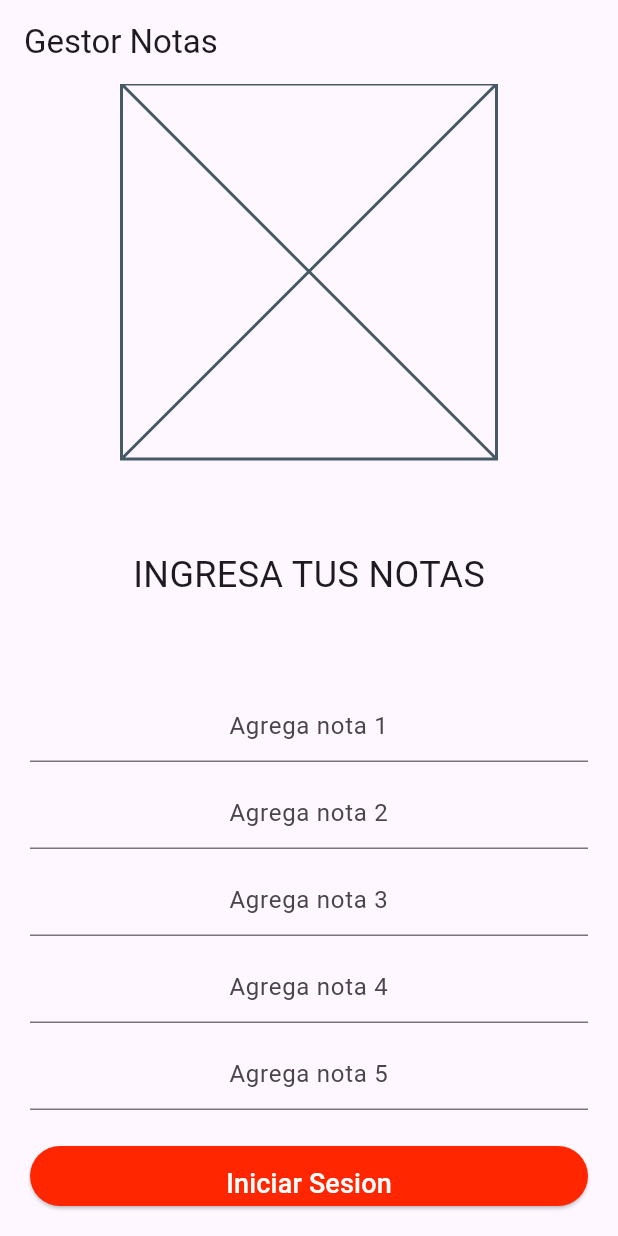
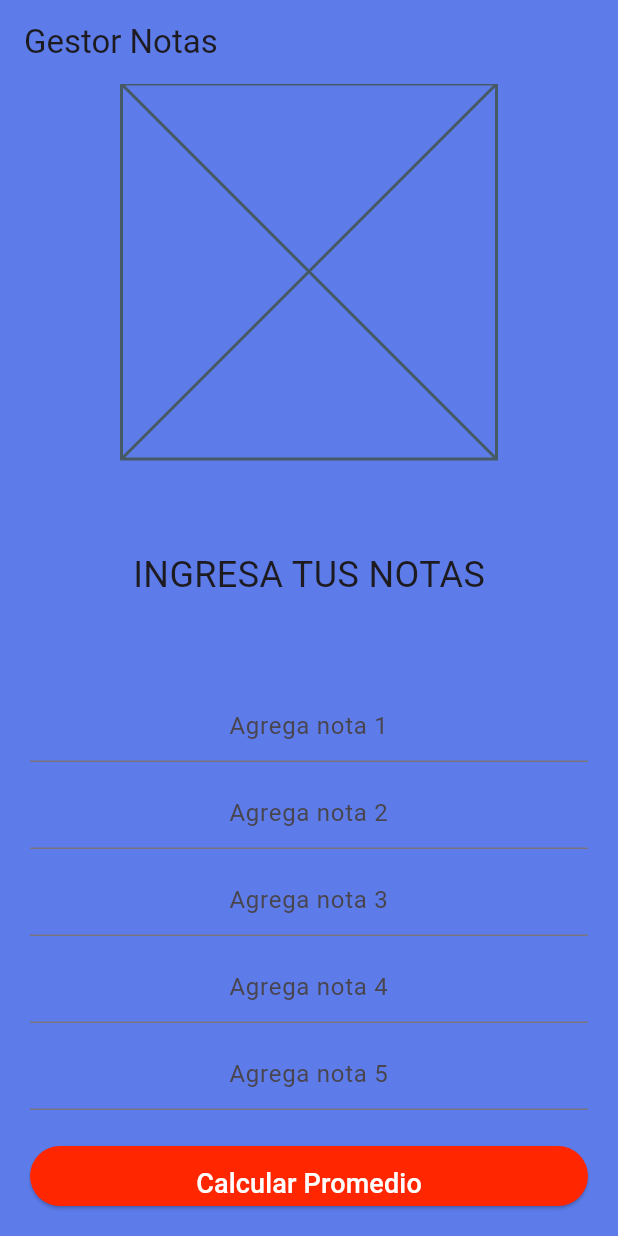
Before and after one commit to Esteban1426/Repo_Flutter, a Flutter app: the GestorNotas screen opened directly, on a phone screen of 412 x 824 dp. Run offline on Flutter 3.47's test engine with Material 3 defaults, Android fonts, the phone set to English and light mode, and no system bars; our stand-ins replace animate_do, cloud_firestore, firebase_auth, firebase_core, firebase_database, firebase_storage; accounts and stored records are empty; network calls fail.

Commit message:
Agregando Background

```diff
--- a/lib/GestorNotas.dart
+++ b/lib/GestorNotas.dart
@@ -1,7 +1,7 @@
 import 'package:flutter/material.dart';
 import 'package:firebase_storage/firebase_storage.dart';
 import 'package:cloud_firestore/cloud_firestore.dart';
-import 'package:flutter_application_appnotas/BotonCaida.dart'; // Importa el paquete Firestore
+import 'package:flutter_application_appnotas/BotonCaida.dart';
 
 class GestorNotas extends StatefulWidget {
   @override
@@ -112,7 +112,9 @@ class estadoGestor extends State<GestorNotas> {
   @override
   Widget build(BuildContext context) {
     return Scaffold(
+      backgroundColor: Color(0xFF5D7CEA),
       appBar: AppBar(
+        backgroundColor: Color(0xFF5D7CEA),
         title: Text('Gestor Notas'),
       ),
       body: SingleChildScrollView(
@@ -188,7 +190,7 @@ class estadoGestor extends State<GestorNotas> {
                     ),
                     SizedBox(height: 20.0),
                     BotonCaida(
-                      TextoBoton: 'Iniciar Sesion',
+                      TextoBoton: 'Calcular Promedio',
                       onPressed: calcularPromedio,
                       contexto: context,
                     ),
--- a/lib/Login.dart
+++ b/lib/Login.dart
@@ -9,6 +9,7 @@ class Login extends StatelessWidget {
   @override
   Widget build(BuildContext context) {
     return Scaffold(
+      backgroundColor: Color(0xFF5D7CEA),
       appBar: AppBar(
         title: Text('Iniciar Sesión'),
       ),
--- a/lib/Registro.dart
+++ b/lib/Registro.dart
@@ -104,6 +104,7 @@ class EstadoRegistro extends State<Registro> {
   @override
   Widget build(BuildContext context) {
     return Scaffold(
+      backgroundColor: Color(0xFF5D7CEA),
       appBar: AppBar(
         title: Text('Registro'),
       ),
--- a/lib/main.dart
+++ b/lib/main.dart
@@ -55,7 +55,8 @@ class WidgetImagenes extends State<ImagenesPricipal> {
         appBar: AppBar(
           title: Text('Notas Uniagustiniana'),
         ),
-        body: Center(
+        body: SingleChildScrollView(
+          child: Center(
             child: Column(
               mainAxisAlignment: MainAxisAlignment.center,
               children: <Widget>[
@@ -94,6 +95,7 @@ class WidgetImagenes extends State<ImagenesPricipal> {
             ),
           ),
         ),
+      ),
     );
   }
 }
```
Lines whose indentation alone changed are shown as unchanged.
